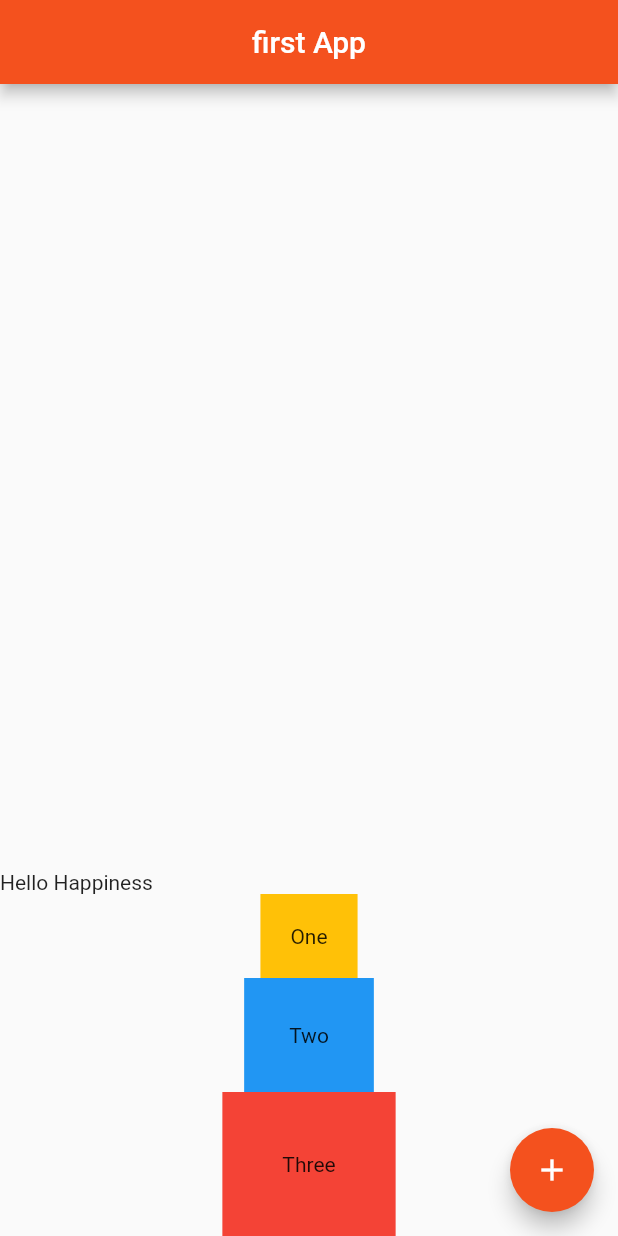
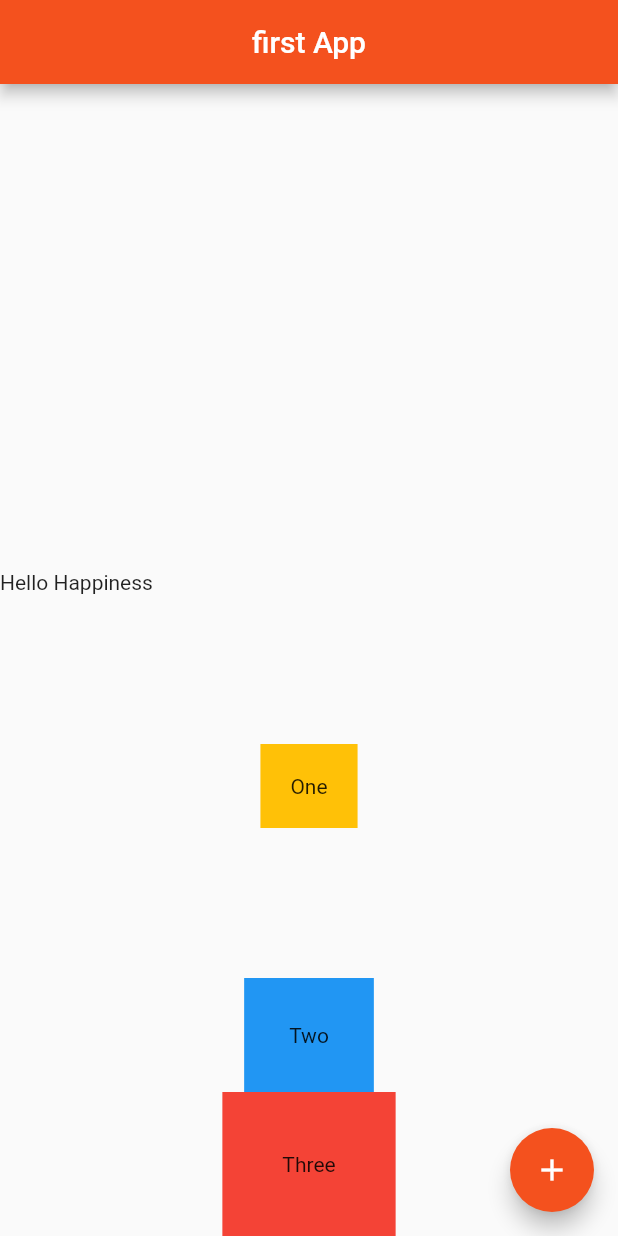
Before and after one commit to Asmaathabet/Quotes, a Flutter app: the screen it shows after launch, on a phone screen of 412 x 824 dp. Run offline on Flutter 3.47's test engine with Material 2 defaults, Android fonts, the phone set to English and light mode, and no system bars.

Commit message:
add flutter outline & shortcuts - outside pading & container over the original ones that will have been changing to widgets for child property in each

```diff
--- a/lib/main.dart
+++ b/lib/main.dart
@@ -25,9 +25,14 @@ class Home extends StatelessWidget {
           ],
         ),
         Container(
+        child: Padding(
+          padding: const EdgeInsets.all(100.0),
+        child: Container(
           padding: EdgeInsets.all(20.0) ,
           color: Colors.amber,
           child: Text('One'),
+        ),
+        ),
         ),
         Container(
           padding: EdgeInsets.all(30.0) ,
```
